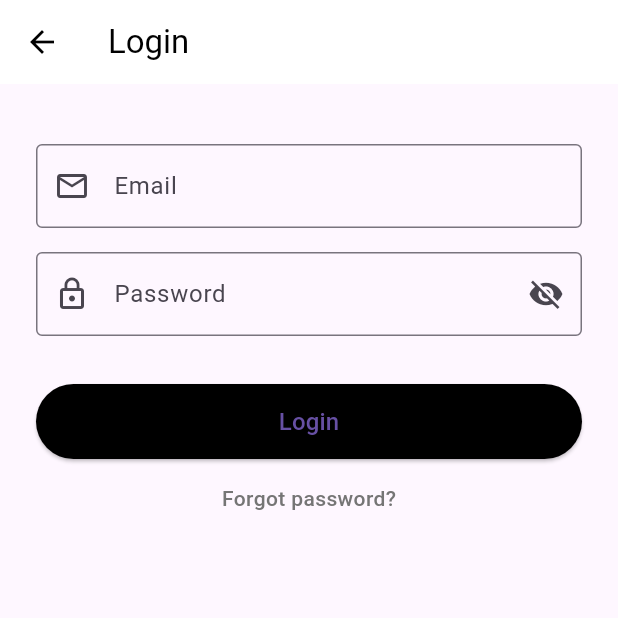
After one commit to 7louu/MealLens, a Flutter app: the LoginScreen screen opened directly, on a phone screen of 412 x 824 dp, the top half of it. The commit adds this screen. Run offline on Flutter 3.47's test engine with Material 3 defaults, Android fonts, the light colour scheme and no system bars; our stand-ins replace cloud_firestore, firebase_auth, google_sign_in, image_picker; accounts and stored records are empty.

Commit message:
still working on the ui, also added a routes file and a barrel file to manage screen routing

```diff
--- a/app/lib/main.dart
+++ b/app/lib/main.dart
@@ -15,7 +15,7 @@ class MyApp extends StatelessWidget {
       theme: ThemeData(
         primarySwatch: Colors.blue,
       ),
-      home: SplashScreen(), // This sets the splash screen as the initial screen
+      home: SplashScreen(),
     );
   }
 }
--- /dev/null
+++ b/app/lib/screens/loginScreen.dart
@@ -0,0 +1,96 @@
+import 'package:flutter/material.dart';
+
+class LoginScreen extends StatefulWidget {
+  const LoginScreen({super.key});
+
+  @override
+  State<LoginScreen> createState() => LoginScreenState();
+}
+
+class LoginScreenState extends State<LoginScreen> {
+  final formKey = GlobalKey<FormState>();
+  final TextEditingController emailController = TextEditingController();
+  final TextEditingController passwordController = TextEditingController();
+
+  bool obscurePassword = true;
+
+  @override
+  Widget build(BuildContext context) {
+    return Scaffold(
+      appBar: AppBar(
+        leading: BackButton(color: Colors.black),
+        title: Text('Login', style: TextStyle(color: Colors.black)),
+        backgroundColor: Colors.white,
+        elevation: 0,
+      ),
+      body: Padding(
+        padding: const EdgeInsets.all(24),
+        child: Form(
+          key: formKey,
+          child: Column(
+            children: [
+              const SizedBox(height: 16),
+              TextFormField(
+                controller: emailController,
+                decoration: InputDecoration(
+                  labelText: 'Email',
+                  prefixIcon: Icon(Icons.email_outlined),
+                  border: OutlineInputBorder(),
+                ),
+              ),
+              const SizedBox(height: 16),
+              TextFormField(
+                controller: passwordController,
+                obscureText: obscurePassword,
+                decoration: InputDecoration(
+                  labelText: 'Password',
+                  prefixIcon: Icon(Icons.lock_outline),
+                  border: OutlineInputBorder(),
+                  suffixIcon: IconButton(
+                    icon: Icon(
+                      obscurePassword ? Icons.visibility_off : Icons.visibility,
+                    ),
+                    onPressed: () {
+                      setState(() => obscurePassword = !obscurePassword);
+                    },
+                  ),
+                ),
+              ),
+              const SizedBox(height: 32),
+              // Login button
+              SizedBox(
+                width: double.infinity,
+                height: 50,
+                child: ElevatedButton(
+                  style: ElevatedButton.styleFrom(
+                    backgroundColor: Colors.black,
+                  ),
+                  onPressed: () {
+                    if (formKey.currentState!.validate()) {
+                      // TODO: Authenticate user
+                    }
+                  },
+                  child: Text('Login', style: TextStyle(fontSize: 16)),
+                ),
+              ),
+              const SizedBox(height: 16),
+              // Forgot password link
+              GestureDetector(
+                onTap: () {
+                  // TODO: Navigate to password recovery screen
+                },
+                child: Text(
+                  'Forgot password?',
+                  style: TextStyle(
+                    color: Colors.grey[600],
+                    fontWeight: FontWeight.w500,
+                  ),
+                ),
+              ),
+            ],
+          ),
+        ),
+      ),
+    );
+  }
+}
--- a/app/pubspec.yaml
+++ b/app/pubspec.yaml
@@ -39,6 +39,7 @@ dependencies:
   google_sign_in: ^6.2.2
   firebase_core: ^3.13.0
   cloud_firestore: ^5.6.6
+  image_picker: ^1.1.2
 
 dev_dependencies:
   flutter_test:
```
Also changed, not shown: app/lib/routes/routes.dart (added, +35 -0 lines), app/lib/screens/activityScreen.dart (added, +56 -0 lines), app/lib/screens/ageScreen.dart (added, +40 -0 lines), app/lib/screens/genderScreen.dart (added, +54 -0 lines), app/lib/screens/goalScreen.dart (added, +54 -0 lines), app/lib/screens/heightScreen.dart (added, +73 -0 lines), app/lib/screens/registerScreen.dart (added, +121 -0 lines), app/lib/screens/screens.dart (added, +16 -0 lines), app/lib/screens/setupScreen.dart (added, +55 -0 lines), app/lib/screens/weightScreen.dart (added, +40 -0 lines), app/pubspec.lock, 6 other files.
